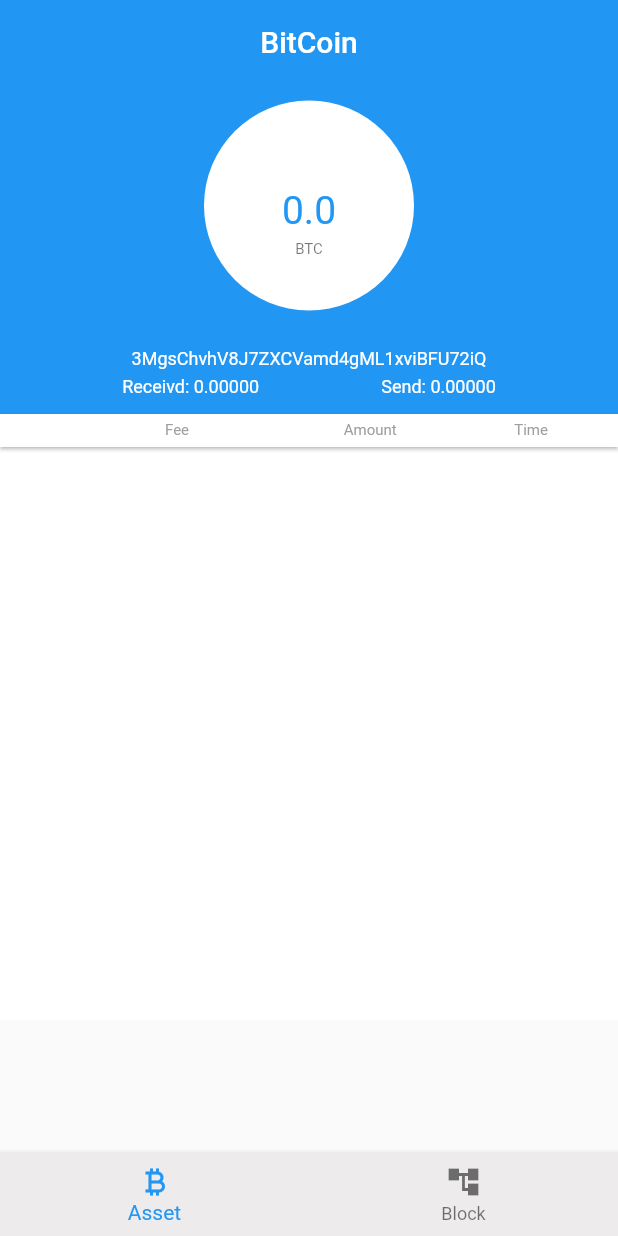
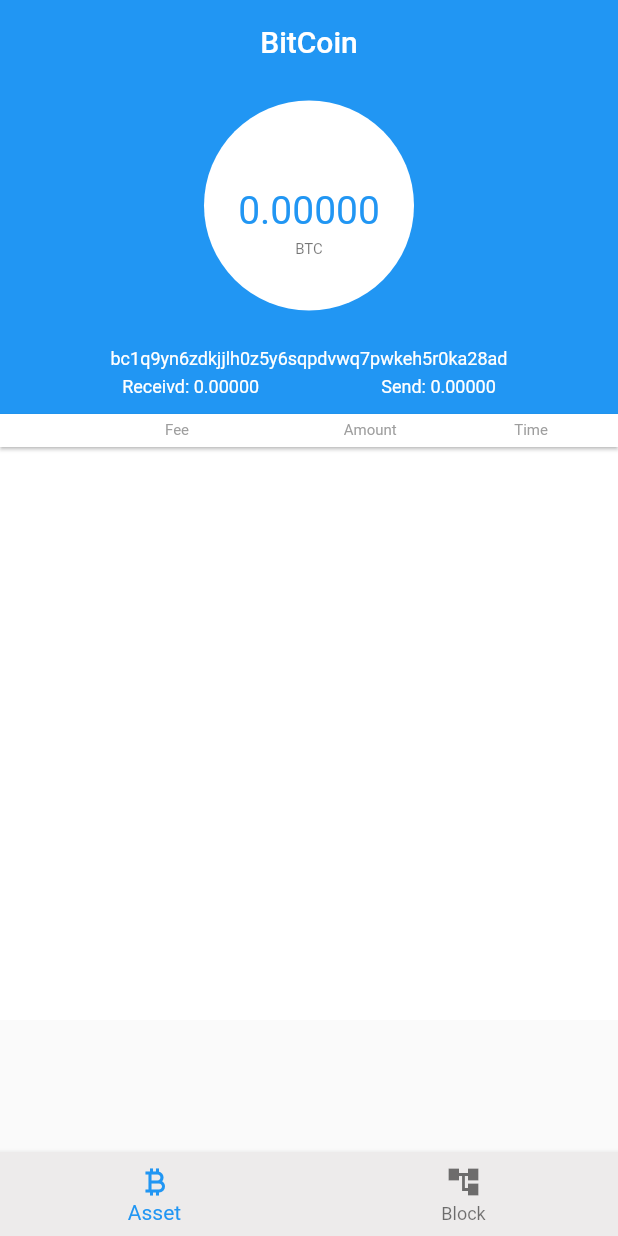
Before and after one commit to UoAres/mywallet, a Flutter app: the screen it shows after launch, on a phone screen of 412 x 824 dp. Run offline on Flutter 3.47's test engine with Material 2 defaults, Android fonts, the phone set to English and light mode, and no system bars; our stand-ins replace decimal, dio; network calls fail.

Commit message:
change btc address

```diff
--- a/lib/pages/Asset.dart
+++ b/lib/pages/Asset.dart
@@ -8,7 +8,7 @@ class AssetPage extends StatefulWidget {
 }
 
 class _AssetPageState extends State<AssetPage> {
-  String myAddress = "3MgsChvhV8J7ZXCVamd4gML1xviBFU72iQ";
+  String myAddress = "bc1q9yn6zdkjjlh0z5y6sqpdvwq7pwkeh5r0ka28ad";
   Map myAccountInfo = {};
   @override
   void initState() {
@@ -121,7 +121,8 @@ class _AssetPageState extends State<AssetPage> {
                                   SizedBox(
                                     height: 5,
                                   ),
-                                  Text("${final_balance}", //还要再加上矿工的收益
+                                  Text(
+                                      "${DataUtils.formatNumInNum(final_balance.toString())}",
                                       style: TextStyle(fontSize: 26)),
                                   SizedBox(
                                     height: 5,
```
Also changed, not shown: 1 other file.
